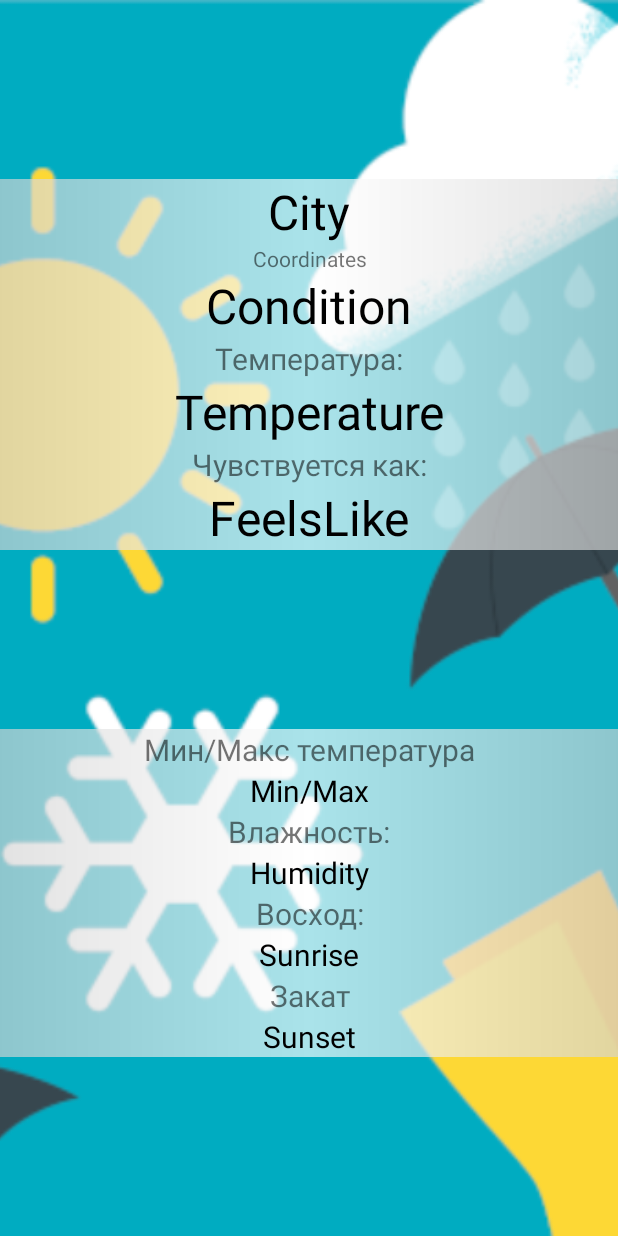
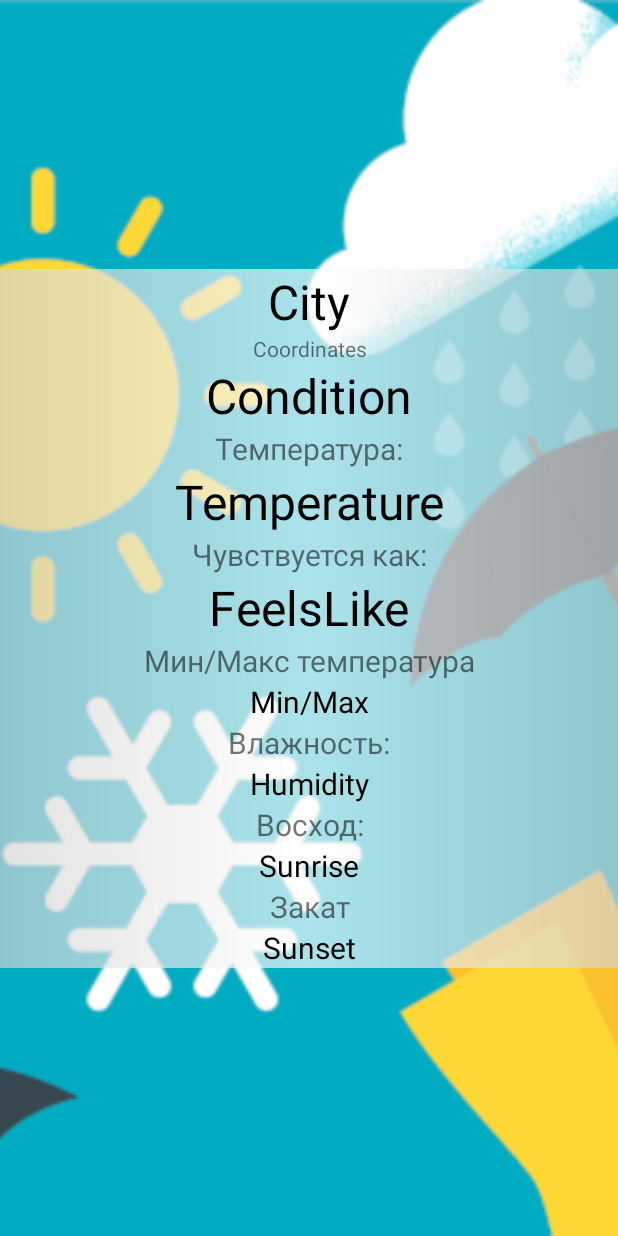
Before and after one commit to DannyKr89/MyWeatherApp, an Android app: the layout fragment_detail_weather.xml on its own in the app's theme, with its tools: preview values and no code run, on a phone screen of 412 x 824 dp. Run offline under Robolectric (Android 15) with nearby library versions, the phone set to English and light mode, and no system bars; network calls fail.

Commit message:
дз 5 добавил загрузку с апи яндекс погода, дата классы погоды из апи добавил новые детали погоды и обработка ошибки добавил вьюмодель в детэйлфрагмент

```diff
--- a/app/src/main/java/com/dk/myweatherapp/MainActivity.kt
+++ b/app/src/main/java/com/dk/myweatherapp/MainActivity.kt
@@ -1,11 +1,8 @@
 package com.dk.myweatherapp
 
 import android.os.Bundle
-import android.util.Log
 import androidx.appcompat.app.AppCompatActivity
 import com.dk.myweatherapp.databinding.ActivityMainBinding
-import com.dk.myweatherapp.domain.LocaleWeatherDTO
-import com.dk.myweatherapp.domain.getLocaleWeather
 import com.dk.myweatherapp.view.WeatherListFragment
 
 class MainActivity : AppCompatActivity() {
@@ -24,4 +21,5 @@ class MainActivity : AppCompatActivity() {
                 .commit()
         }
     }
+
 }
--- a/app/src/main/java/com/dk/myweatherapp/domain/Repository.kt
+++ b/app/src/main/java/com/dk/myweatherapp/domain/Repository.kt
@@ -2,9 +2,13 @@ package com.dk.myweatherapp.domain
 
 import com.dk.myweatherapp.model.CitiesLocation
 import com.dk.myweatherapp.model.Weather
+import com.dk.myweatherapp.model.weather_dto.WeatherDTO
 
 fun interface RepositoryWeatherListCities {
     fun getWeatherList(location: CitiesLocation): List<Weather>
+
+}fun interface RepositoryWeather {
+    fun getWeather(weather: Weather): WeatherDTO
 }
 fun interface RepositoryNextLoc{
     fun getNextLoc(nextLoc: Boolean):Boolean
--- a/app/src/main/java/com/dk/myweatherapp/viewmodel/State.kt
+++ b/app/src/main/java/com/dk/myweatherapp/viewmodel/State.kt
@@ -1,9 +1,11 @@
 package com.dk.myweatherapp.viewmodel
 
 import com.dk.myweatherapp.model.Weather
+import com.dk.myweatherapp.model.weather_dto.WeatherDTO
 
 sealed class State {
-    data class Success(val weatherList: List<Weather>) : State()
+    data class SuccessWeatherList(val weatherList: List<Weather>) : State()
+    data class SuccessWeather(val weather: WeatherDTO) : State()
     data class Error(val error: Throwable): State()
     object Loading: State()
 }
--- a/app/src/main/res/layout/fragment_detail_weather.xml
+++ b/app/src/main/res/layout/fragment_detail_weather.xml
@@ -18,6 +18,26 @@
         app:layout_constraintVertical_bias="0.5"
         tools:ignore="ContentDescription" />
 
+    <ProgressBar
+        android:id="@+id/progressbarDetail"
+        android:layout_width="wrap_content"
+        android:layout_height="wrap_content"
+        android:visibility="gone"
+        app:layout_constraintBottom_toBottomOf="parent"
+        app:layout_constraintEnd_toEndOf="parent"
+        app:layout_constraintStart_toStartOf="parent"
+        app:layout_constraintTop_toTopOf="parent" />
+
+
+    <ScrollView
+        android:id="@+id/listViewWeather"
+        android:layout_width="match_parent"
+        android:layout_height="wrap_content"
+        app:layout_constraintBottom_toBottomOf="parent"
+        app:layout_constraintEnd_toEndOf="parent"
+        app:layout_constraintStart_toStartOf="parent"
+        app:layout_constraintTop_toTopOf="parent">
+
 
         <LinearLayout
             android:id="@+id/linearLayout1"
@@ -27,9 +47,9 @@
             android:background="@drawable/background_item"
             android:orientation="vertical"
             app:layout_constraintBottom_toTopOf="@+id/linearLayout2"
-        app:layout_constraintEnd_toEndOf="parent"
-        app:layout_constraintStart_toStartOf="parent"
-        app:layout_constraintTop_toTopOf="parent">
+            app:layout_constraintEnd_toEndOf="@id/listViewWeather"
+            app:layout_constraintStart_toStartOf="@id/listViewWeather"
+            app:layout_constraintTop_toTopOf="@id/listViewWeather">
 
 
             <TextView
@@ -88,19 +108,7 @@
                 android:textColor="@color/black"
                 android:textSize="@dimen/largeSize32"
                 tools:text="FeelsLike" />
-    </LinearLayout>
 
-    <LinearLayout
-        android:id="@+id/linearLayout2"
-        android:layout_width="match_parent"
-        android:layout_height="wrap_content"
-        android:layout_gravity="center"
-        android:background="@drawable/background_item"
-        android:orientation="vertical"
-        app:layout_constraintTop_toBottomOf="@id/linearLayout1"
-        app:layout_constraintBottom_toBottomOf="parent"
-        app:layout_constraintEnd_toEndOf="parent"
-        app:layout_constraintStart_toStartOf="parent">
 
             <TextView
                 android:layout_width="match_parent"
@@ -167,4 +175,5 @@
                 tools:text="Sunset" />
 
         </LinearLayout>
+    </ScrollView>
 </androidx.constraintlayout.widget.ConstraintLayout>
```
Also changed, not shown: app/src/main/java/com/dk/myweatherapp/domain/LocaleWeatherDTO.kt (deleted, +0 -61 lines), app/src/main/java/com/dk/myweatherapp/domain/RepositoryImpl.kt (+6 -1 lines), app/src/main/java/com/dk/myweatherapp/domain/WeatherCondition.kt (added, +60 -0 lines), app/src/main/java/com/dk/myweatherapp/domain/utils.kt (+5 -5 lines), app/src/main/java/com/dk/myweatherapp/view/DetailWeatherFragment.kt (+58 -16 lines), app/src/main/java/com/dk/myweatherapp/view/WeatherListFragment.kt (+14 -15 lines), app/src/main/java/com/dk/myweatherapp/viewmodel/WeatherViewModel.kt (+28 -11 lines). Lines whose indentation alone changed are shown as unchanged.
